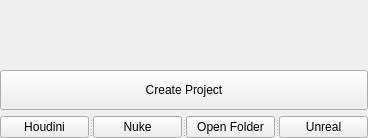
kiryha/Houdini, file Eve/tools/pm/ui/ui_project_properties.ui: the form before one commit.
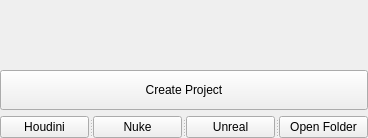
The form after the commit.

Commit message: Add Unreal Engine launcher

Diff of the .ui file:
```diff
--- a/Eve/tools/pm/ui/ui_project_properties.ui
+++ b/Eve/tools/pm/ui/ui_project_properties.ui
@@ -61,16 +61,16 @@
        <string>Nuke</string>
       </property>
      </widget>
-     <widget class="QPushButton" name="btnOpenFolder">
-      <property name="text">
-       <string>Open Folder</string>
-      </property>
-     </widget>
      <widget class="QPushButton" name="btnLaunchUnreal">
       <property name="text">
        <string>Unreal</string>
       </property>
      </widget>
+     <widget class="QPushButton" name="btnOpenFolder">
+      <property name="text">
+       <string>Open Folder</string>
+      </property>
+     </widget>
     </widget>
    </item>
   </layout>
```
The commit also changes 2 other files.
